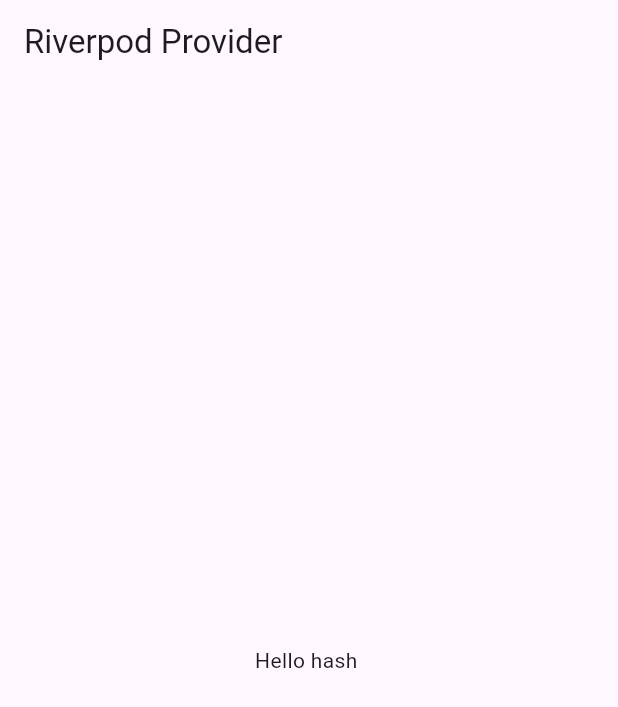
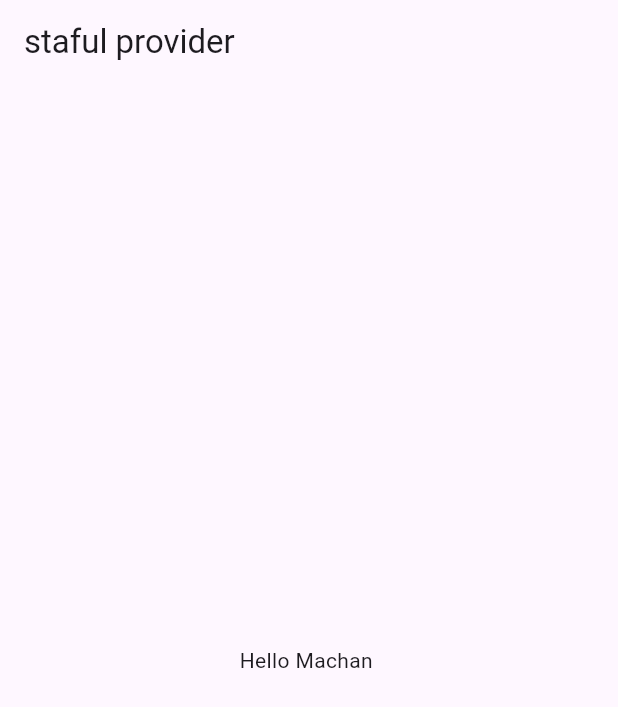
Before and after one commit to HashithaNiroshan12/riverpod_example, a Flutter app: the screen it shows after launch, on a phone screen of 412 x 824 dp. Shown: the top 707 px of the screen. Run offline on Flutter 3.47's test engine with Material 3 defaults, Android fonts, the phone set to English and light mode, and no system bars; our stand-ins replace flutter_riverpod.

Commit message:
reading provider for stfulwiget

```diff
--- a/lib/main.dart
+++ b/lib/main.dart
@@ -1,5 +1,6 @@
 import 'package:flutter/material.dart';
 import 'package:flutter_riverpod/flutter_riverpod.dart';
+import 'package:riverpod_examples/reading_provider.dart';
 
 final nameProvider = Provider<String>((ref)  {
   return "Hello hash ";
@@ -21,7 +22,7 @@ class MyApp extends StatelessWidget {
         colorScheme: ColorScheme.fromSeed(seedColor: Colors.deepPurple),
         useMaterial3: true,
       ),
-      home: const MyHomePage(),
+      home: const ReadingProvider(),
     );
   }
 }
--- /dev/null
+++ b/lib/reading_provider.dart
@@ -0,0 +1,40 @@
+//reading provider for stateful widget
+
+import 'package:flutter/material.dart';
+import 'package:flutter_riverpod/flutter_riverpod.dart';
+
+final nameProvider = Provider<String>((ref)  {
+  return "Hello Machan ";
+});
+
+class ReadingProvider extends ConsumerStatefulWidget {
+  const ReadingProvider({super.key});
+
+  @override
+  _ReadingProviderState createState() => _ReadingProviderState();
+}
+
+
+class _ReadingProviderState extends ConsumerState<ReadingProvider> {
+
+  @override
+  void initState() {
+    // TODO: implement initState
+    super.initState();
+    final name = ref.read(nameProvider);
+    print(name);
+  }
+
+  @override
+  Widget build(BuildContext context) {
+    final name = ref.watch(nameProvider);
+    return Scaffold(
+      appBar: AppBar(
+        title: Text("staful provider"),
+      ),
+      body: Center(
+        child: Text(name),
+      ),
+    );
+  }
+}
```
